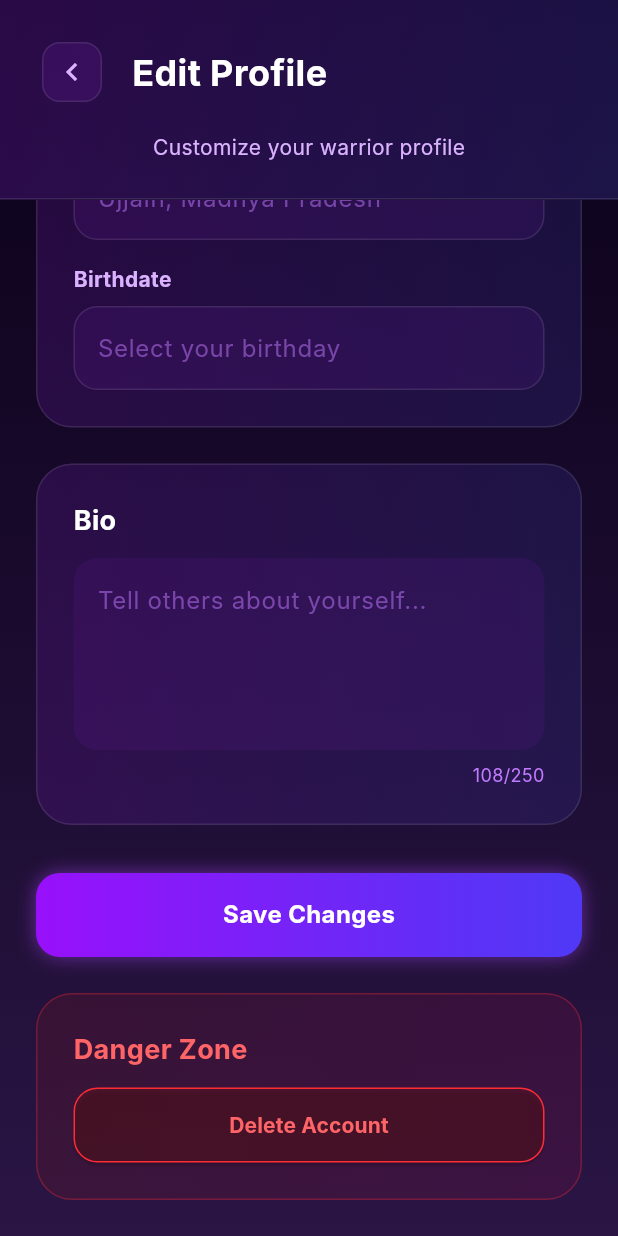
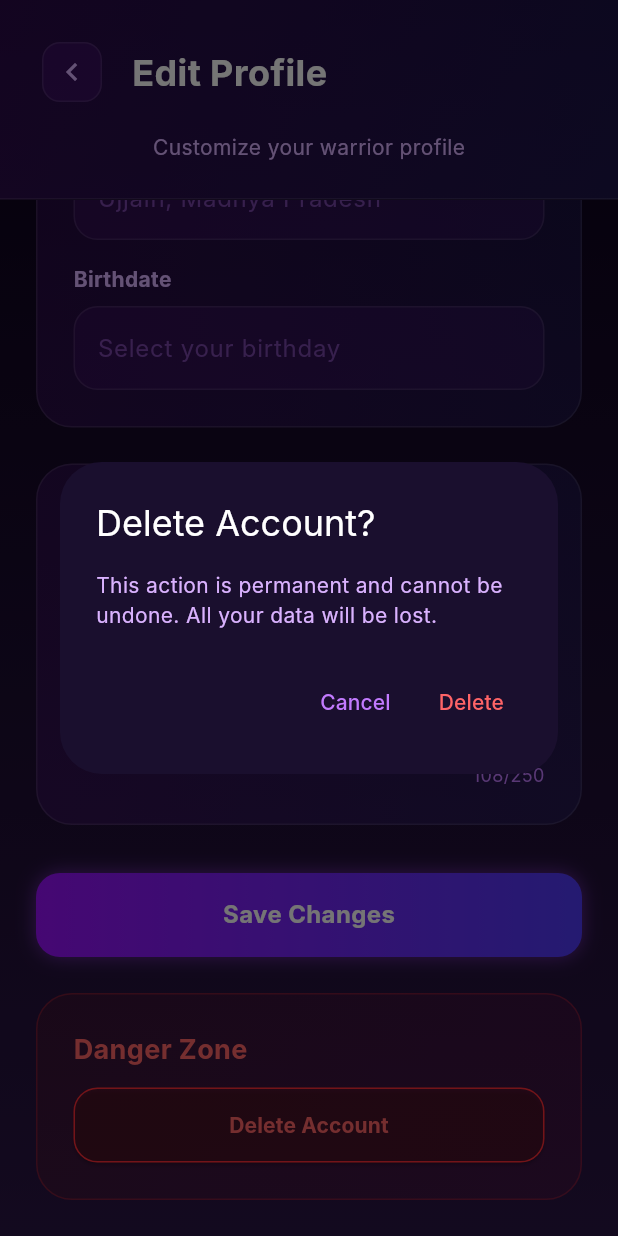
Before and after one commit to anmolkushwah-99/Evolvix-, a Flutter app: the EditProfileScreen screen opened by its route, scrolled down 652 dp, after a tap on "Delete Account", on a phone screen of 412 x 824 dp. Run offline on Flutter 3.47's test engine with Material 3 defaults, Android fonts, the phone set to English and light mode, and no system bars; our stand-ins replace cloud_firestore, firebase_auth, firebase_core, google_sign_in; accounts and stored records are empty; Roboto replaces fonts that are missing (Inter).

Commit message:
Initial commit

```diff
--- a/lib/screens/profile/edit_profile_screen.dart
+++ b/lib/screens/profile/edit_profile_screen.dart
@@ -1,4 +1,6 @@
 import 'package:flutter/material.dart';
+import 'package:firebase_auth/firebase_auth.dart';
+import 'package:cloud_firestore/cloud_firestore.dart';
 import '../../core/constants/app_colors.dart';
 
 class EditProfileScreen extends StatelessWidget {
@@ -32,7 +34,7 @@ class EditProfileScreen extends StatelessWidget {
                       const SizedBox(height: 32),
                       _buildSaveButton(context),
                       const SizedBox(height: 24),
-                      _buildDangerZone(),
+                      _buildDangerZone(context),
                     ],
                   ),
                 ),
@@ -52,11 +54,11 @@ class EditProfileScreen extends StatelessWidget {
           begin: Alignment.topLeft,
           end: Alignment.bottomRight,
           colors: [
-            const Color(0xFF59168B).withValues(alpha: 0.4),
-            const Color(0xFF312C85).withValues(alpha: 0.4),
+            const Color(0xFF59168B).withAlpha(102),
+            const Color(0xFF312C85).withAlpha(102),
           ],
         ),
-        border: Border(bottom: BorderSide(color: Colors.white.withValues(alpha: 0.1))),
+        border: Border(bottom: BorderSide(color: Colors.white.withAlpha(26))),
       ),
       child: Column(
         children: [
@@ -70,15 +72,16 @@ class EditProfileScreen extends StatelessWidget {
                   width: 40,
                   height: 40,
                   decoration: BoxDecoration(
-                    color: const Color(0xFF59168B).withValues(alpha: 0.3),
+                    color: const Color(0xFF59168B).withAlpha(77),
                     borderRadius: BorderRadius.circular(12),
-                    border: Border.all(color: Colors.white.withValues(alpha: 0.1)),
+                    border: Border.all(color: Colors.white.withAlpha(26)),
                   ),
                   child: const Icon(Icons.chevron_left, color: Color(0xFFDAB2FF)),
                 ),
               ),
               const SizedBox(width: 16),
-              const Text('Edit Profile', style: TextStyle(color: Colors.white, fontSize: 24, fontWeight: FontWeight.bold)),
+              const Text('Edit Profile',
+                  style: TextStyle(color: Colors.white, fontSize: 24, fontWeight: FontWeight.bold)),
             ],
           ),
           const SizedBox(height: 16),
@@ -99,7 +102,7 @@ class EditProfileScreen extends StatelessWidget {
               decoration: BoxDecoration(
                 gradient: const LinearGradient(colors: [Color(0xFF9810FA), Color(0xFF4F39F6)]),
                 shape: BoxShape.circle,
-                border: Border.all(color: const Color(0xFFAD46FF).withValues(alpha: 0.5), width: 4),
+                border: Border.all(color: const Color(0xFFAD46FF).withAlpha(128), width: 4),
               ),
               alignment: Alignment.center,
               child: const Icon(Icons.person, size: 64, color: Colors.white70),
@@ -129,9 +132,10 @@ class EditProfileScreen extends StatelessWidget {
     return Container(
       padding: const EdgeInsets.all(24),
       decoration: BoxDecoration(
-        gradient: LinearGradient(colors: [const Color(0xFF59168B).withValues(alpha: 0.3), const Color(0xFF312C85).withValues(alpha: 0.3)]),
+        gradient: LinearGradient(
+            colors: [const Color(0xFF59168B).withAlpha(77), const Color(0xFF312C85).withAlpha(77)]),
         borderRadius: BorderRadius.circular(24),
-        border: Border.all(color: Colors.white.withValues(alpha: 0.1)),
+        border: Border.all(color: Colors.white.withAlpha(26)),
       ),
       child: Column(
         crossAxisAlignment: CrossAxisAlignment.start,
@@ -140,7 +144,8 @@ class EditProfileScreen extends StatelessWidget {
             children: [
               Icon(Icons.person_outline, color: Color(0xFFC27AFF), size: 20),
               SizedBox(width: 8),
-              Text('Personal Information', style: TextStyle(color: Colors.white, fontSize: 18, fontWeight: FontWeight.bold)),
+              Text('Personal Information',
+                  style: TextStyle(color: Colors.white, fontSize: 18, fontWeight: FontWeight.bold)),
             ],
           ),
           const SizedBox(height: 24),
@@ -168,13 +173,13 @@ class EditProfileScreen extends StatelessWidget {
           style: const TextStyle(color: Colors.white),
           decoration: InputDecoration(
             hintText: value,
-            hintStyle: TextStyle(color: const Color(0xFFC27AFF).withValues(alpha: 0.5)),
+            hintStyle: TextStyle(color: const Color(0xFFC27AFF).withAlpha(128)),
             filled: true,
-            fillColor: const Color(0xFF59168B).withValues(alpha: 0.2),
+            fillColor: const Color(0xFF59168B).withAlpha(51),
             border: OutlineInputBorder(borderRadius: BorderRadius.circular(16), borderSide: BorderSide.none),
             enabledBorder: OutlineInputBorder(
               borderRadius: BorderRadius.circular(16),
-              borderSide: BorderSide(color: Colors.white.withValues(alpha: 0.1)),
+              borderSide: BorderSide(color: Colors.white.withAlpha(26)),
             ),
           ),
         ),
@@ -186,9 +191,10 @@ class EditProfileScreen extends StatelessWidget {
     return Container(
       padding: const EdgeInsets.all(24),
       decoration: BoxDecoration(
-        gradient: LinearGradient(colors: [const Color(0xFF59168B).withValues(alpha: 0.3), const Color(0xFF312C85).withValues(alpha: 0.3)]),
+        gradient: LinearGradient(
+            colors: [const Color(0xFF59168B).withAlpha(77), const Color(0xFF312C85).withAlpha(77)]),
         borderRadius: BorderRadius.circular(24),
-        border: Border.all(color: Colors.white.withValues(alpha: 0.1)),
+        border: Border.all(color: Colors.white.withAlpha(26)),
       ),
       child: Column(
         crossAxisAlignment: CrossAxisAlignment.start,
@@ -200,9 +206,9 @@ class EditProfileScreen extends StatelessWidget {
             style: const TextStyle(color: Colors.white),
             decoration: InputDecoration(
               hintText: 'Tell others about yourself...',
-              hintStyle: TextStyle(color: const Color(0xFFC27AFF).withValues(alpha: 0.5)),
+              hintStyle: TextStyle(color: const Color(0xFFC27AFF).withAlpha(128)),
               filled: true,
-              fillColor: const Color(0xFF59168B).withValues(alpha: 0.2),
+              fillColor: const Color(0xFF59168B).withAlpha(51),
               border: OutlineInputBorder(borderRadius: BorderRadius.circular(16), borderSide: BorderSide.none),
             ),
           ),
@@ -226,31 +232,34 @@ class EditProfileScreen extends StatelessWidget {
         decoration: BoxDecoration(
           gradient: const LinearGradient(colors: [Color(0xFF9810FA), Color(0xFF4F39F6)]),
           borderRadius: BorderRadius.circular(16),
-          boxShadow: [BoxShadow(color: const Color(0xFFAD46FF).withValues(alpha: 0.5), blurRadius: 10)],
+          boxShadow: [BoxShadow(color: const Color(0xFFAD46FF).withAlpha(128), blurRadius: 10)],
         ),
         alignment: Alignment.center,
-        child: const Text('Save Changes', style: TextStyle(color: Colors.white, fontSize: 16, fontWeight: FontWeight.bold)),
+        child:
+            const Text('Save Changes', style: TextStyle(color: Colors.white, fontSize: 16, fontWeight: FontWeight.bold)),
       ),
     );
   }
 
-  Widget _buildDangerZone() {
+  Widget _buildDangerZone(BuildContext context) {
     return Container(
       padding: const EdgeInsets.all(24),
       decoration: BoxDecoration(
-        gradient: LinearGradient(colors: [const Color(0xFF82181A).withValues(alpha: 0.2), const Color(0xFF861043).withValues(alpha: 0.2)]),
+        gradient: LinearGradient(
+            colors: [const Color(0xFF82181A).withAlpha(51), const Color(0xFF861043).withAlpha(51)]),
         borderRadius: BorderRadius.circular(24),
-        border: Border.all(color: const Color(0xFFFB2C36).withValues(alpha: 0.3)),
+        border: Border.all(color: const Color(0xFFFB2C36).withAlpha(77)),
       ),
       child: Column(
         crossAxisAlignment: CrossAxisAlignment.start,
         children: [
-          const Text('Danger Zone', style: TextStyle(color: Color(0xFFFF6467), fontSize: 18, fontWeight: FontWeight.bold)),
+          const Text('Danger Zone',
+              style: TextStyle(color: Color(0xFFFF6467), fontSize: 18, fontWeight: FontWeight.bold)),
           const SizedBox(height: 12),
           ElevatedButton(
-            onPressed: () {},
+            onPressed: () => _showDeleteConfirmationDialog(context),
             style: ElevatedButton.styleFrom(
-              backgroundColor: const Color(0xFF82181A).withValues(alpha: 0.3),
+              backgroundColor: const Color(0xFF82181A).withAlpha(77),
               minimumSize: const Size(double.infinity, 50),
               shape: RoundedRectangleBorder(borderRadius: BorderRadius.circular(16)),
               side: const BorderSide(color: Color(0xFFFB2C36), width: 1),
@@ -261,4 +270,94 @@ class EditProfileScreen extends StatelessWidget {
       ),
     );
   }
+
+  void _showDeleteConfirmationDialog(BuildContext context) {
+    showDialog(
+      context: context,
+      builder: (BuildContext context) {
+        return AlertDialog(
+          backgroundColor: const Color(0xFF1A0F2E),
+          title: const Text('Delete Account?', style: TextStyle(color: Colors.white)),
+          content: const Text(
+            'This action is permanent and cannot be undone. All your data will be lost.',
+            style: TextStyle(color: Color(0xFFDAB2FF)),
+          ),
+          actions: [
+            TextButton(
+              onPressed: () => Navigator.pop(context),
+              child: const Text('Cancel', style: TextStyle(color: Color(0xFFC27AFF))),
+            ),
+            TextButton(
+              onPressed: () {
+                Navigator.pop(context);
+                _deleteAccount(context);
+              },
+              child: const Text('Delete', style: TextStyle(color: Color(0xFFFF6467))),
+            ),
+          ],
+        );
+      },
+    );
+  }
+
+  Future<void> _deleteAccount(BuildContext context) async {
+    // Show Loading: Show a CircularProgressIndicator while the deletion is processing.
+    showDialog(
+      context: context,
+      barrierDismissible: false,
+      builder: (context) => const Center(
+        child: CircularProgressIndicator(color: Color(0xFF9810FA)),
+      ),
+    );
+
+    try {
+      final user = FirebaseAuth.instance.currentUser;
+      final uid = user?.uid;
+
+      if (uid != null) {
+        // Delete Firestore Data: First, get the current user's UID.
+        // Delete their specific document from the users collection in Cloud Firestore so we don't leave orphaned data behind.
+        await FirebaseFirestore.instance.collection('users').doc(uid).delete();
+
+        // Delete Auth Record: Call FirebaseAuth.instance.currentUser?.delete() to permanently remove their account from Firebase Authentication.
+        await user?.delete();
+      }
+
+      // Route on Success: If the deletion is successful, pop the dialog and use Navigator.pushAndRemoveUntil to send them all the way back to the LoginScreen, clearing the entire navigation history.
+      if (context.mounted) {
+        Navigator.pop(context); // Pop loading dialog
+        Navigator.pushNamedAndRemoveUntil(context, '/login', (route) => false);
+      }
+    } on FirebaseAuthException catch (e) {
+      if (context.mounted) {
+        Navigator.pop(context); // Pop loading dialog
+        // Handle Security Errors (Crucial): Catch FirebaseAuthException specifically. If the error code is requires-recent-login, show a SnackBar telling the user: 'For security reasons, please log out and log back in before deleting your account.'
+        if (e.code == 'requires-recent-login') {
+          ScaffoldMessenger.of(context).showSnackBar(
+            const SnackBar(
+              content: Text('For security reasons, please log out and log back in before deleting your account.'),
+              backgroundColor: Colors.red,
+            ),
+          );
+        } else {
+          ScaffoldMessenger.of(context).showSnackBar(
+            SnackBar(
+              content: Text('Error: ${e.message}'),
+              backgroundColor: Colors.red,
+            ),
+          );
+        }
+      }
+    } catch (e) {
+      if (context.mounted) {
+        Navigator.pop(context); // Pop loading dialog
+        ScaffoldMessenger.of(context).showSnackBar(
+          SnackBar(
+            content: Text('An unexpected error occurred: $e'),
+            backgroundColor: Colors.red,
+          ),
+        );
+      }
+    }
+  }
 }
--- a/pubspec.yaml
+++ b/pubspec.yaml
@@ -16,6 +16,9 @@ dependencies:
   firebase_auth: ^5.4.1
   google_sign_in: ^6.2.2
   cloud_firestore: ^5.6.12
+  csv: ^6.0.0
+  path_provider: ^2.1.5
+  share_plus: ^10.1.4
 
 dev_dependencies:
   flutter_test:
```
Also changed, not shown: lib/main.dart (+6 -3 lines), lib/screens/auth/character_creation_screen.dart (added, +411 -0 lines), lib/screens/splash/splash_screen.dart (+32 -60 lines), pubspec.lock, 5 other files.
